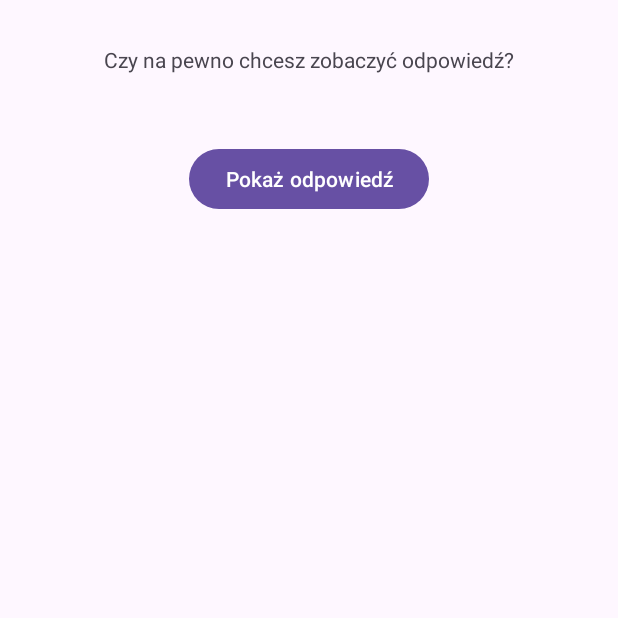
After one commit to izabelqa/myQuizApp, an Android app: the PromptActivity screen opened directly, with no data from a screen before it, on a phone screen of 412 x 824 dp, the top half of it. The commit adds this screen. Run offline under Robolectric (Android 15) with nearby library versions, the phone set to English and light mode, and no system bars.

Commit message:
my-Quiz-App

```diff
--- a/app/src/main/AndroidManifest.xml
+++ b/app/src/main/AndroidManifest.xml
@@ -13,6 +13,9 @@
         android:theme="@style/Theme.Quiz"
         tools:targetApi="31">
         <activity
+            android:name=".PromptActivity"
+            android:exported="false" />
+        <activity
             android:name=".MainActivity"
             android:exported="true">
             <intent-filter>
--- /dev/null
+++ b/app/src/main/java/com/exe/quiz/PromptActivity.java
@@ -0,0 +1,43 @@
+package com.exe.quiz;
+
+import androidx.appcompat.app.AppCompatActivity;
+
+import android.content.Intent;
+import android.os.Bundle;
+import android.view.View;
+import android.widget.Button;
+import android.widget.TextView;
+
+public class PromptActivity extends AppCompatActivity {
+
+    private boolean correctAnswer;
+    private Button showCorrectAnswerButton;
+    private TextView answerTextView;
+    public static final String KEY_EXTRA_ANSWER_SHOWN = "com.exe.quiz.answerShown";
+
+    @Override
+    protected void onCreate(Bundle savedInstanceState) {
+        super.onCreate(savedInstanceState);
+        setContentView(R.layout.activity_prompt);
+
+        correctAnswer = getIntent().getBooleanExtra(MainActivity.KEY_EXTRA_ANSWER, true);
+
+        showCorrectAnswerButton = findViewById(R.id.showCorrectAnswerButton);
+        answerTextView = findViewById(R.id.answer_text);
+
+        showCorrectAnswerButton.setOnClickListener(new View.OnClickListener() {
+            @Override
+            public void onClick(View view) {
+                int answer = correctAnswer ? R.string.button_true : R.string.button_false;
+                answerTextView.setText(answer);
+                setAnswerShownResult(true);
+            }
+        });
+    }
+
+    private void setAnswerShownResult (boolean answerWasShown) {
+        Intent resultIntent = new Intent ();
+        resultIntent.putExtra(KEY_EXTRA_ANSWER_SHOWN, answerWasShown);
+        setResult(RESULT_OK, resultIntent);
+    }
+}
--- /dev/null
+++ b/app/src/main/res/layout/activity_prompt.xml
@@ -0,0 +1,39 @@
+<?xml version="1.0" encoding="utf-8"?>
+<androidx.constraintlayout.widget.ConstraintLayout xmlns:android="http://schemas.android.com/apk/res/android"
+    xmlns:app="http://schemas.android.com/apk/res-auto"
+    xmlns:tools="http://schemas.android.com/tools"
+    android:layout_width="match_parent"
+    android:layout_height="match_parent"
+    tools:context=".PromptActivity">
+
+    <TextView
+        android:id="@+id/prompt_text"
+        android:layout_width="wrap_content"
+        android:layout_height="wrap_content"
+        android:text="@string/check_answer"
+        app:layout_constraintTop_toTopOf="parent"
+        app:layout_constraintStart_toStartOf="parent"
+        app:layout_constraintEnd_toEndOf="parent"
+        android:padding="30dp" />
+
+    <Button
+        android:id="@+id/showCorrectAnswerButton"
+        android:layout_width="wrap_content"
+        android:layout_height="wrap_content"
+        android:text="@string/show_answer"
+        app:layout_constraintTop_toBottomOf="@+id/prompt_text"
+        app:layout_constraintStart_toStartOf="parent"
+        app:layout_constraintEnd_toEndOf="parent"
+        android:layout_marginTop="16dp"/>
+
+    <TextView
+        android:id="@+id/answer_text"
+        android:layout_width="wrap_content"
+        android:layout_height="wrap_content"
+        app:layout_constraintTop_toTopOf="parent"
+        app:layout_constraintStart_toStartOf="parent"
+        app:layout_constraintEnd_toEndOf="parent"
+        android:padding="70dp"
+        tools:text="Odpowiedź" />
+
+</androidx.constraintlayout.widget.ConstraintLayout>
--- a/app/src/main/res/values/strings.xml
+++ b/app/src/main/res/values/strings.xml
@@ -13,4 +13,9 @@
     <string name="correct_answer">Poprawna odpowiedź!</string>
     <string name="incorrect_answer">Błędna odpowiedź.</string>
 
+    <string name="check_answer">Czy na pewno chcesz zobaczyć odpowiedź?</string>
+    <string name="show_answer">Pokaż odpowiedź</string>
+    <string name="hint">PODPOWIEDŹ</string>
+    <string name="answer_was_shown">Odpowiedź wyświetlona</string>
+
 </resources>
```
Also changed, not shown: app/src/main/java/com/exe/quiz/MainActivity.java (+89 -1 lines), app/src/main/res/layout/activity_main.xml (+7 -0 lines).
